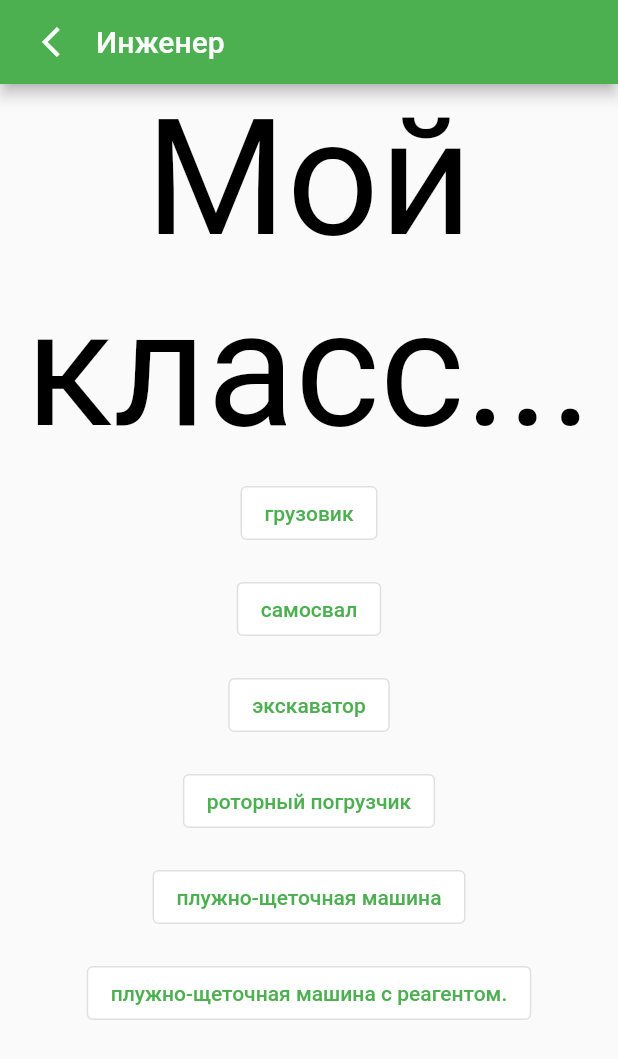
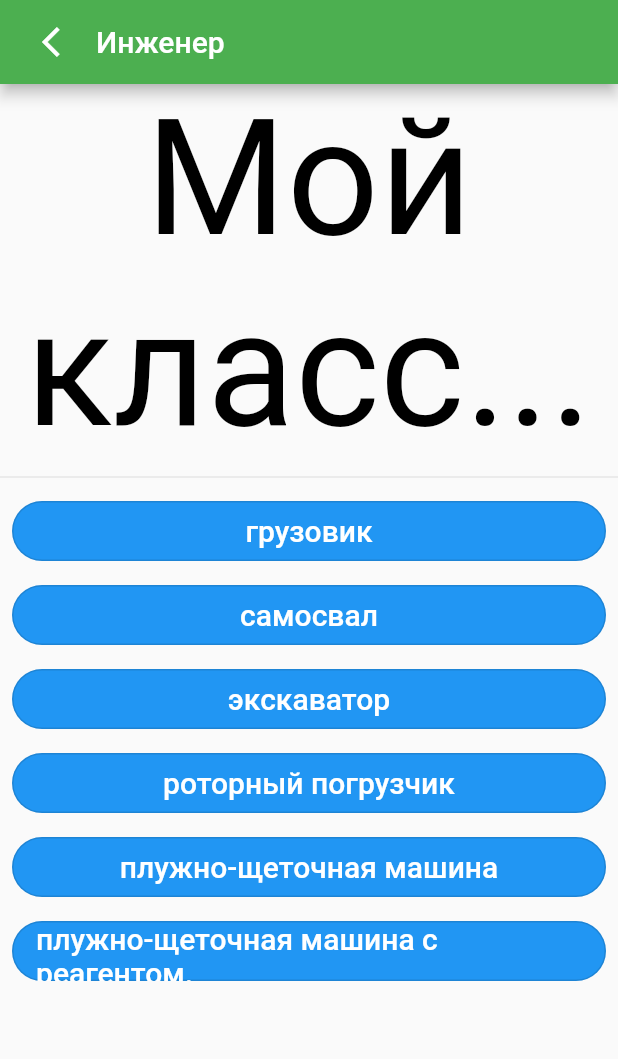
Before and after one commit to mentoster/sheremetyevo_tasks, a Flutter app: the screen it shows after launch, after a tap on "Инженер", on a phone screen of 412 x 824 dp. Shown: the top 1059 px of the screen. Run offline on Flutter 3.47's test engine with Material 2 defaults, Android fonts, the phone set to English and light mode, and no system bars; our stand-ins replace flutter_slidable, liquid_progress_indicator_ns, photo_view, sliding_up_panel.

Commit message:
fix buttons ui

```diff
--- a/lib/Screens/loginscreen/chooseType.dart
+++ b/lib/Screens/loginscreen/chooseType.dart
@@ -19,6 +19,7 @@ class ChooseType extends StatelessWidget {
                 textAlign: TextAlign.center,
                 style: TextStyle(fontSize: 108, color: Colors.black)),
           ),
+          Divider(),
           Container(
             child: Column(
               crossAxisAlignment: CrossAxisAlignment.center,
@@ -47,11 +48,22 @@ class TypeButton extends StatelessWidget {
   Widget build(BuildContext context) {
     return Padding(
       padding: const EdgeInsets.all(8.0),
-      child: OutlinedButton(
-        onPressed: () => changeClass(buttonText),
-        child: Text(buttonText),
-        style: ButtonStyle(
-          backgroundColor: MaterialStateProperty.all(Colors.white),
+      child: Container(
+        width: double.infinity,
+        height: 40,
+        child: OutlinedButton(
+          onPressed: () => changeClass(buttonText),
+          child: Text(
+            buttonText,
+            style: TextStyle(fontSize: 20, color: Colors.white),
+          ),
+          style: ButtonStyle(
+            shape: MaterialStateProperty.all<RoundedRectangleBorder>(
+                RoundedRectangleBorder(
+              borderRadius: BorderRadius.circular(50.0),
+            )),
+            backgroundColor: MaterialStateProperty.all(Colors.blue),
+          ),
         ),
       ),
     );
--- a/lib/Screens/loginscreen/choose_character.dart
+++ b/lib/Screens/loginscreen/choose_character.dart
@@ -10,33 +10,63 @@ class ChooseCharacter extends StatelessWidget {
     return Center(
         child: Column(
       crossAxisAlignment: CrossAxisAlignment.center,
+      // mainAxisAlignment: MainAxisAlignment.spaceEvenly,
+      children: [
+        Text("Я...", style: TextStyle(fontSize: 108, color: Colors.black)),
+        Divider(),
+        Padding(
+          padding: const EdgeInsets.only(top: 150),
+          child: Column(
             mainAxisAlignment: MainAxisAlignment.spaceEvenly,
             children: [
-        Text("Я...", style: TextStyle(fontSize: 108, color: Colors.black)),
-        Row(
-          mainAxisAlignment: MainAxisAlignment.spaceEvenly,
-          children: [
-            OutlinedButton(
+              Padding(
+                padding: const EdgeInsets.all(8.0),
+                child: Container(
+                  width: double.infinity,
+                  child: OutlinedButton(
                     onPressed: () {
                       nextPage();
                       changeCharacter(true);
                     },
-              child: const Text('Инженер'),
+                    child: const Text(
+                      'Инженер',
+                      style: TextStyle(fontSize: 38, color: Colors.white),
+                    ),
                     style: ButtonStyle(
-                backgroundColor: MaterialStateProperty.all(Colors.white),
+                      shape: MaterialStateProperty.all<RoundedRectangleBorder>(
+                          RoundedRectangleBorder(
+                        borderRadius: BorderRadius.circular(50.0),
+                      )),
+                      backgroundColor: MaterialStateProperty.all(Colors.red),
                     ),
                   ),
-            OutlinedButton(
+                ),
+              ),
+              Padding(
+                padding: const EdgeInsets.all(8.0),
+                child: Container(
+                  width: double.infinity,
+                  child: OutlinedButton(
                     onPressed: () {
                       nextPage();
                       changeCharacter(false);
                     },
-              child: const Text('Работник'),
+                    child: const Text(
+                      'Работник',
+                      style: TextStyle(fontSize: 38, color: Colors.white),
+                    ),
                     style: ButtonStyle(
-                backgroundColor: MaterialStateProperty.all(Colors.white),
+                      shape: MaterialStateProperty.all<RoundedRectangleBorder>(
+                          RoundedRectangleBorder(
+                        borderRadius: BorderRadius.circular(50.0),
+                      )),
+                      backgroundColor: MaterialStateProperty.all(Colors.blue),
+                    ),
+                  ),
                 ),
               ),
             ],
+          ),
         ),
       ],
     ));
```
Lines whose indentation alone changed are shown as unchanged.
